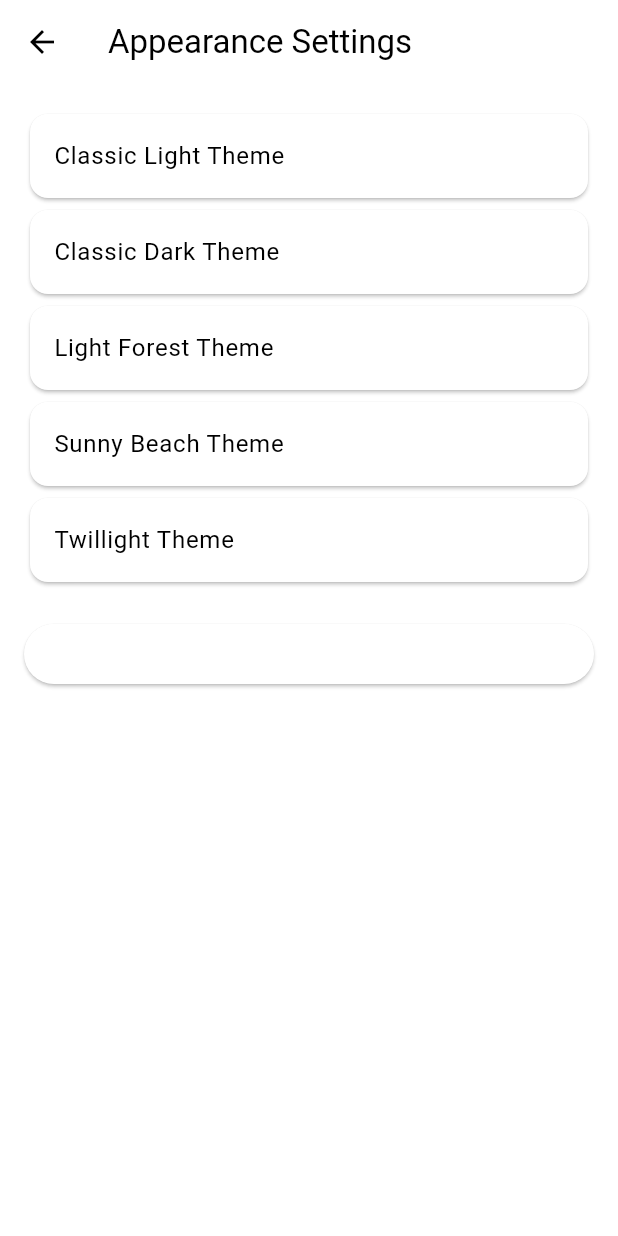
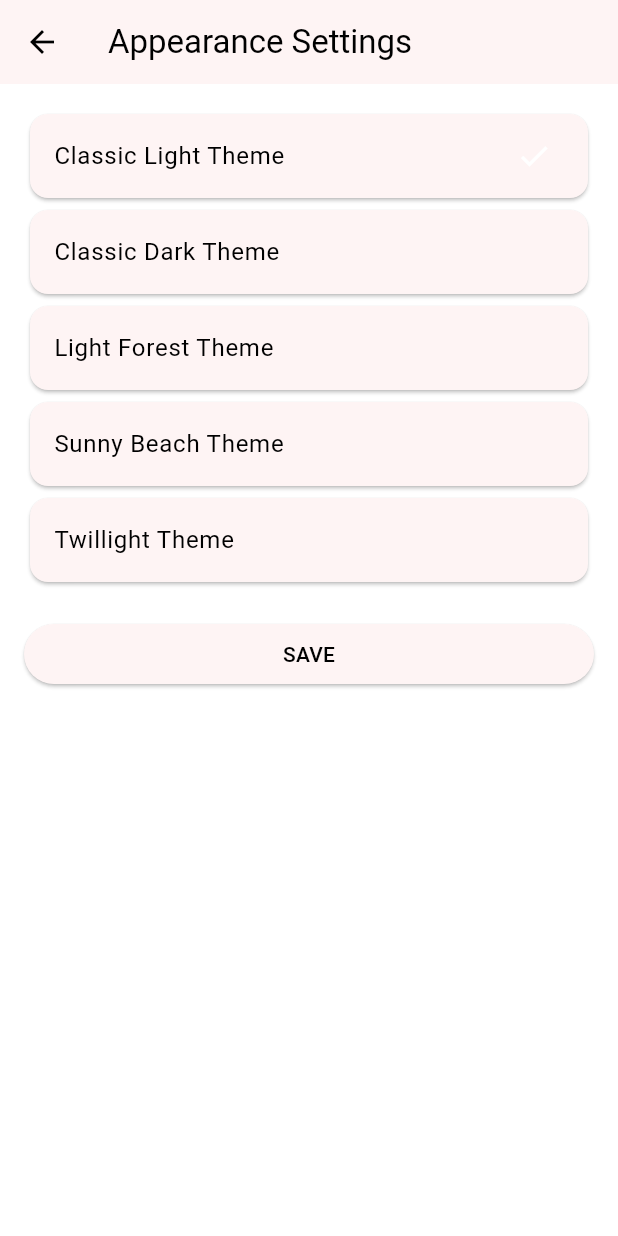
Before and after one commit to Skivap/SoftwareStudio, a Flutter app: the UserSettings screen opened directly with empty values, after a tap on "Appearance", on a phone screen of 412 x 824 dp. Run offline on Flutter 3.47's test engine with Material 3 defaults, Android fonts, the phone set to English and light mode, and no system bars; our stand-ins replace cloud_firestore, firebase_auth, firebase_core, firebase_storage, image_picker, universal_io; accounts and stored records are empty; network calls fail.

Commit message:
fixed more ui

```diff
--- a/lib/views/user_settings.dart
+++ b/lib/views/user_settings.dart
@@ -2,11 +2,14 @@ import 'dart:async';
 import 'package:firebase_auth/firebase_auth.dart';
 import 'package:flutter/material.dart';
 import 'package:cloud_firestore/cloud_firestore.dart';
+import 'package:flutter/widgets.dart';
+import 'package:prototype_ss/provider/theme_provider.dart';
 import 'package:prototype_ss/views/user_settings_views/account_settings.dart';
 import 'package:prototype_ss/views/user_settings_views/appearance_settings.dart';
 import 'package:image_picker/image_picker.dart';
 import 'dart:io';
 import 'package:firebase_storage/firebase_storage.dart';
+import 'package:provider/provider.dart';
 
 class UserSettings extends StatefulWidget {
   final void Function(String) changePage;
@@ -97,41 +100,54 @@ class _UserSettingsState extends State<UserSettings> {
   Widget build(BuildContext context) {
     double myWidth = MediaQuery.of(context).size.width;
     double myHeight = MediaQuery.of(context).size.height;
-
+    final theme = Provider.of<ThemeProvider>(context).theme;
     return Scaffold(
+      //appBar: AppBar(
+      //  title:
+        // Column(
+        //   children: [
+        //     Transform.translate(
+        //       offset: const Offset(0, 10),
+        //       child: const Text(
+        //         'Account',
+        //         textAlign: TextAlign.center,
+        //         style: TextStyle(
+        //           color: Colors.black,
+        //           fontSize: 32,
+        //           fontFamily: 'Abhaya Libre SemiBold',
+        //           fontWeight: FontWeight.w600,
+        //           height: 3,
+        //           letterSpacing: -0.41,
+        //         ),
+        //       ),
+        //     ),
+        //     Transform.translate(
+        //       offset: const Offset(0, -20),
+        //       child: const Divider(
+        //         height: 20,
+        //         thickness: 3,
+        //         indent: 0,
+        //         endIndent: 0,
+        //         color: Colors.black,
+        //       ),
+        //     ),
+        //   ]
+        // )
+        // ),
       appBar: AppBar(
-        title:
-        Column(
-          children: [
-            Transform.translate(
-              offset: const Offset(0, 10),
-              child: const Text(
-                'Account',
-                textAlign: TextAlign.center,
-                style: TextStyle(
-                  color: Colors.black,
-                  fontSize: 32,
-                  fontFamily: 'Abhaya Libre SemiBold',
-                  fontWeight: FontWeight.w600,
-                  height: 3,
-                  letterSpacing: -0.41,
-                ),
-              ),
-            ),
-            Transform.translate(
-              offset: const Offset(0, -20),
-              child: const Divider(
-                height: 20,
-                thickness: 3,
-                indent: 0,
-                endIndent: 0,
-                color: Colors.black,
-              ),
-            ),
-          ]
-        )
+        backgroundColor: theme.colorScheme.secondary,
+        title: Text(
+          'Settings',
+          style: TextStyle(
+            fontFamily: 'Abhaya Libre SemiBold',
+            fontSize: 32,
+            fontWeight: FontWeight.w600,
+            color: theme.colorScheme.onPrimary,
+          ),
         ),
-      body: Padding(
+      ),
+      body: Container(
+        decoration: BoxDecoration(color: theme.colorScheme.primary),
         padding: EdgeInsets.all(myWidth * 0.02),
         child: Column(
           children: [
@@ -145,7 +161,7 @@ class _UserSettingsState extends State<UserSettings> {
                   Flexible(
                     child: Image.network(
                       imageLink,
-                      errorBuilder: (context, error, stackTrace) => const Icon(Icons.error, size: 40),
+                      errorBuilder: (context, error, stackTrace) =>  Icon(Icons.error, size: 40, color: theme.colorScheme.onPrimary,),
                       fit: BoxFit.cover,
                       height: 200,
                     ),
@@ -155,9 +171,10 @@ class _UserSettingsState extends State<UserSettings> {
                     width: myWidth * 0.4,
                     child: Text(
                       username,
-                      style: const TextStyle(
+                      style:  TextStyle(
                         fontWeight: FontWeight.bold,
                         fontSize: 30,
+                        color: theme.colorScheme.onPrimary,
                       ),
                     ),
                   ),
@@ -208,50 +225,50 @@ class _UserSettingsState extends State<UserSettings> {
             // ),
             const SizedBox(height:20),
             ListTile(
-                leading: const Icon(Icons.account_circle),
-                title: const Text('Account'),
+                leading:  Icon(Icons.account_circle, color: theme.colorScheme.onPrimary,),
+                title:  Text('Account', style: TextStyle(color: theme.colorScheme.onPrimary,)),
                 onTap: () {
                   Navigator.push(context, MaterialPageRoute(builder: (context) => const AccountSettings()));
                 },
               ),
               ListTile(
-                leading: const Icon(Icons.notifications),
-                title: const Text('Notifications'),
+                leading:  Icon(Icons.notifications, color: theme.colorScheme.onPrimary,),
+                title: Text('Notifications',style: TextStyle(color: theme.colorScheme.onPrimary)),
                 onTap: () {
 
                 },
               ),
               ListTile(
-                leading: const Icon(Icons.color_lens),
-                title: const Text('Appearance'),
+                leading:  Icon(Icons.color_lens, color: theme.colorScheme.onPrimary,),
+                title:  Text('Appearance', style: TextStyle(color: theme.colorScheme.onPrimary)),
                 onTap: () {
                   Navigator.push(context, MaterialPageRoute(builder: (context) => AppearancePage()));
                 },
               ),
               ListTile(
-                leading: const Icon(Icons.lock),
-                title: const Text('Privacy & Security'),
+                leading:  Icon(Icons.lock, color: theme.colorScheme.onPrimary,),
+                title:  Text('Privacy & Security', style: TextStyle(color: theme.colorScheme.onPrimary)),
                 onTap: () {
 
                 },
               ),
               ListTile(
-                leading: const Icon(Icons.help),
-                title: const Text('Help and Support'),
+                leading:  Icon(Icons.help, color: theme.colorScheme.onPrimary,),
+                title:  Text('Help and Support', style: TextStyle(color: theme.colorScheme.onPrimary)),
                 onTap: () {
 
                 },
               ),
               ListTile(
-                leading: const Icon(Icons.info),
-                title: const Text('About'),
+                leading: Icon(Icons.info, color: theme.colorScheme.onPrimary,),
+                title:  Text('About', style: TextStyle(color: theme.colorScheme.onPrimary)),
                 onTap: () {
 
                 },
               ),
               ListTile(
-                leading: const Icon(Icons.logout),
-                title: const Text('Logout'),
+                leading: Icon(Icons.logout, color: theme.colorScheme.onPrimary,),
+                title:  Text('Logout', style: TextStyle(color: theme.colorScheme.onPrimary)),
                 onTap: _logout,
               ),
           ],
--- a/lib/views/user_settings_views/appearance_settings.dart
+++ b/lib/views/user_settings_views/appearance_settings.dart
@@ -40,12 +40,16 @@ class _AppearancePageState extends State<AppearancePage> {
   @override
   Widget build(BuildContext context) {
     final themeProvider = Provider.of<ThemeProvider>(context);
-
+    final theme = Provider.of<ThemeProvider>(context).theme;
     return Scaffold(
       appBar: AppBar(
-        title: const Text('Appearance Settings'),
+        iconTheme: IconThemeData(color: theme.colorScheme.onPrimary),
+        backgroundColor: theme.colorScheme.secondary,
+        title:  Text('Appearance Settings', style: TextStyle(color: theme.colorScheme.onPrimary)),
       ),
-      body: ListView(
+      body: Container(
+        decoration: BoxDecoration(color: theme.colorScheme.primary),
+        child: ListView(
           padding: const EdgeInsets.all(16.0),
           children: [
             buildThemeTile('Classic Light Theme', classicLightTheme, themeProvider),
@@ -55,13 +59,15 @@ class _AppearancePageState extends State<AppearancePage> {
             buildThemeTile('Twillight Theme', twillightTheme, themeProvider),
             const SizedBox(height: 20),
             ElevatedButton(
+              style: ElevatedButton.styleFrom(backgroundColor: theme.colorScheme.secondary),
               onPressed: () async {
                 themeProvider.setThemeByName(selectedTheme);
                 await updateUserTheme(selectedTheme);
               },
-            child: const Text('SAVE'),
+              child: Text('SAVE', style: TextStyle(color: theme.colorScheme.onPrimary)),
             ),
           ],
+        ),
       ),
     );
   }
@@ -84,9 +90,11 @@ class _AppearancePageState extends State<AppearancePage> {
   }
 
   Widget buildThemeTile(String title, ThemeData theme, ThemeProvider themeProvider) {
+    final theme = Provider.of<ThemeProvider>(context).theme;
     return Card(
+      color: theme.colorScheme.secondary,
       child: ListTile(
-        title: Text(title),
+        title: Text(title, style: TextStyle(color: theme.colorScheme.onPrimary)),
         trailing: selectedTheme == _themeSwitcher(title)
             ? Icon(Icons.check, color: Theme.of(context).colorScheme.primary)
             : null,
--- a/lib/widgets/search_grid.dart
+++ b/lib/widgets/search_grid.dart
@@ -86,7 +86,7 @@ class _SearchGridState extends State<SearchGrid> {
     final productsProvider = Provider.of<ProductsProvider>(context);
     var products = productsProvider.products;
     return Container(
-      color: theme.colorScheme.primary,
+      decoration: BoxDecoration(color: theme.colorScheme.primary),
       child: Scaffold(
         body: StreamBuilder<QuerySnapshot>(
           stream: FirebaseFirestore.instance.collection('products').snapshots(),
@@ -94,7 +94,6 @@ class _SearchGridState extends State<SearchGrid> {
             if (!snapshot.hasData) {
               return const Center(child: CircularProgressIndicator());
             }
-
             return GridView.builder(
               controller: _scrollController,
               gridDelegate: const SliverGridDelegateWithFixedCrossAxisCount(
--- a/lib/widgets/search_grid_item.dart
+++ b/lib/widgets/search_grid_item.dart
@@ -34,7 +34,9 @@ class _SearchGridItemState extends State<SearchGridItem> {
     Product productData = widget.productData;
     final theme = Provider.of<ThemeProvider>(context).theme;
 
-    return InkWell(
+    return Container(
+      decoration: BoxDecoration(color: theme.colorScheme.primary),
+      child: InkWell(
         onTap: () {
           _showProductDetails(context, productData);
         },
@@ -86,6 +88,7 @@ class _SearchGridItemState extends State<SearchGridItem> {
             ],
           ),
         ),
+      ),
     );
   }
 }
```
Also changed, not shown: lib/views/search_page.dart (+16 -27 lines), lib/views/shopping_cart.dart (+15 -29 lines), lib/widgets/dropdown_menu.dart (+9 -1 lines). Lines whose indentation alone changed are shown as unchanged.
